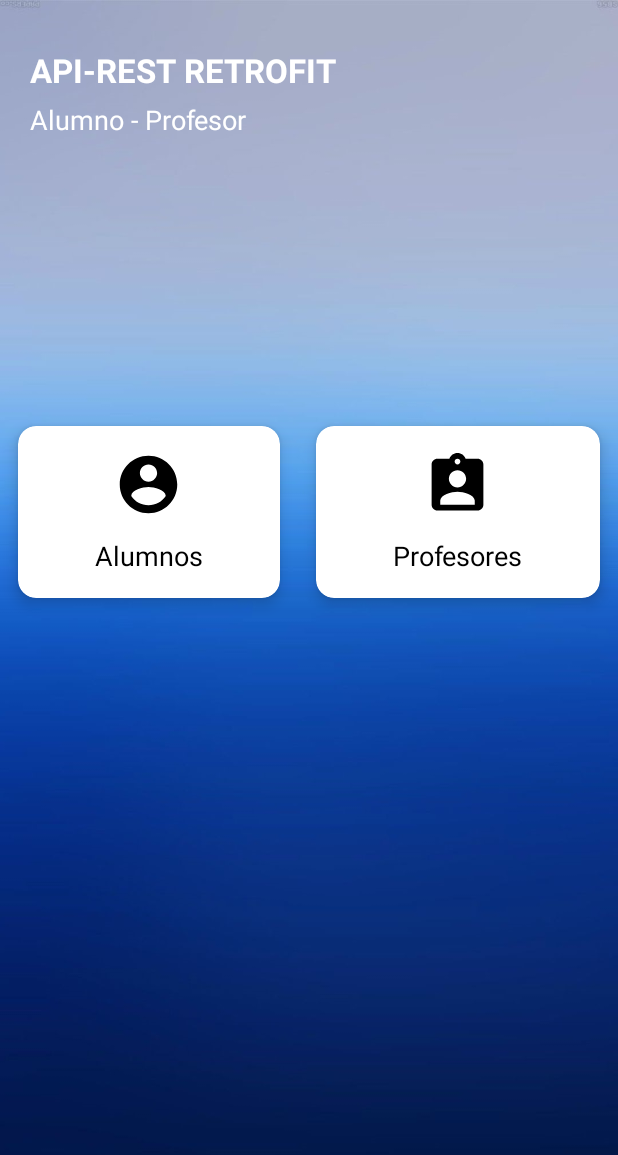
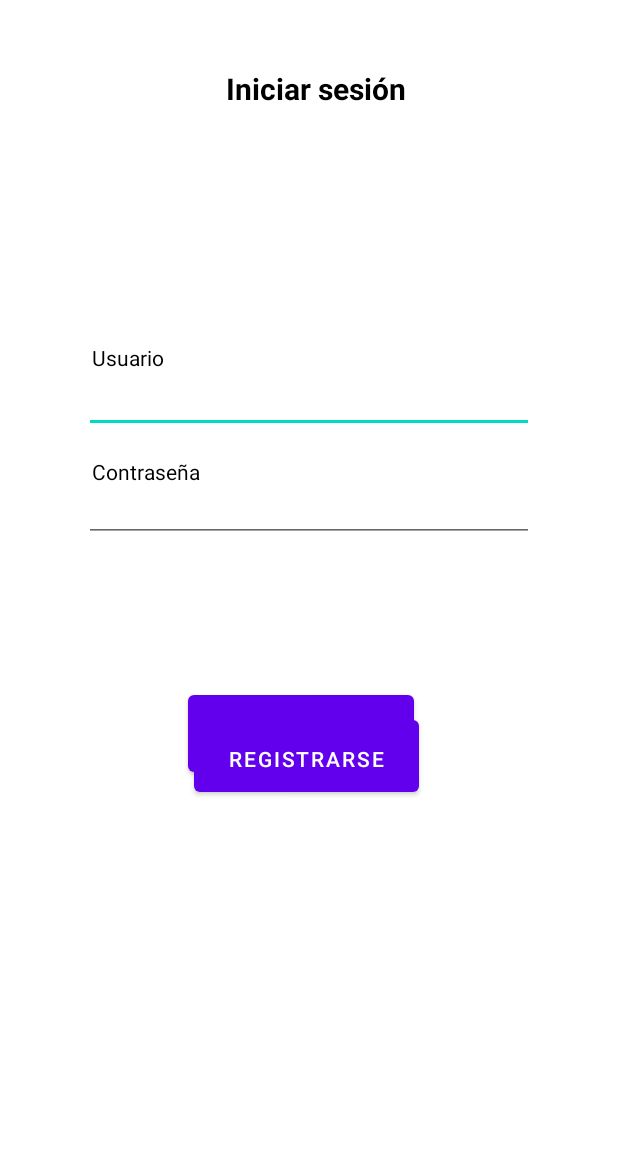
Before and after one commit to ArtuZamora/RetrofitProject, an Android app: the screen it shows after launch (MainActivity before the commit, IniciarSesionActivity after it), on a phone screen of 412 x 824 dp. Shown: the top 1155 px of the screen. Run offline under Robolectric (Android 15) with nearby library versions, the phone set to English and light mode, and no system bars; our stand-ins replace Firebase (no records; nobody signed in at launch, a user with empty details on screens opened directly).

Commit message:
Added: All

```diff
--- a/app/build.gradle
+++ b/app/build.gradle
@@ -1,6 +1,7 @@
 plugins {
     id 'com.android.application'
     id 'org.jetbrains.kotlin.android'
+    id 'com.google.gms.google-services'
 }
 
 android {
@@ -38,6 +39,8 @@ dependencies {
     implementation 'androidx.appcompat:appcompat:1.6.1'
     implementation 'com.google.android.material:material:1.8.0'
     implementation 'androidx.constraintlayout:constraintlayout:2.1.4'
+    implementation 'com.google.firebase:firebase-database-ktx:20.2.0'
+    implementation 'com.google.firebase:firebase-auth-ktx:21.3.0'
     testImplementation 'junit:junit:4.13.2'
     androidTestImplementation 'androidx.test.ext:junit:1.1.5'
     androidTestImplementation 'androidx.test.espresso:espresso-core:3.5.1'
--- /dev/null
+++ b/app/src/main/java/com/dsm/retrofitproject/activities/IniciarSesionActivity.kt
@@ -0,0 +1,86 @@
+package com.dsm.retrofitproject.activities
+
+import android.content.Intent
+import androidx.appcompat.app.AppCompatActivity
+import android.os.Bundle
+import android.text.TextUtils
+import android.view.View
+import android.widget.Button
+import android.widget.EditText
+import android.widget.ProgressBar
+import android.widget.Toast
+import com.dsm.retrofitproject.R
+import com.google.firebase.FirebaseApp
+import com.google.firebase.auth.FirebaseAuth
+
+class IniciarSesionActivity : AppCompatActivity() {
+    private var emailTV: EditText? = null
+    private var passwordTV: EditText? = null
+    private var loginBtn: Button? = null
+    private var registrarBtn: Button? = null
+    private var progressBar: ProgressBar? = null
+    private var mAuth: FirebaseAuth? = null
+
+    override fun onCreate(savedInstanceState: Bundle?) {
+        super.onCreate(savedInstanceState)
+        supportActionBar?.hide()
+        setContentView(R.layout.activity_iniciar_sesion)
+
+        // Initialize Firebase
+        FirebaseApp.initializeApp(this)
+
+        mAuth = FirebaseAuth.getInstance()
+        initializeUI()
+        loginBtn!!.setOnClickListener{
+            loginUserAccount()
+        }
+        registrarBtn!!.setOnClickListener{
+            val intent = Intent(this@IniciarSesionActivity, RegistrarseActivity::class.java)
+            startActivity(intent)
+        }
+    }
+    private fun loginUserAccount(){
+        progressBar?.setVisibility(View.VISIBLE)
+        val email:String
+        val psswd:String
+        email=emailTV?.getText().toString()
+        psswd=passwordTV?.getText().toString()
+        if(TextUtils.isEmpty(email)){
+            emailTV?.error = "Ingrese su correo electrónico"
+            emailTV?.requestFocus()
+            progressBar?.setVisibility(View.GONE)
+            return
+        }
+        if(TextUtils.isEmpty(psswd)){
+            passwordTV?.error = "Ingrese una contraseña"
+
+            passwordTV?.requestFocus()
+            progressBar?.setVisibility(View.GONE)
+            return
+        }
+        mAuth?.signInWithEmailAndPassword(email,psswd)?.addOnCompleteListener {
+                task ->
+            if(task.isSuccessful){
+                Toast.makeText(  this, "Inicio de sesión satisfactorio", Toast.LENGTH_LONG).show()
+
+                progressBar?.setVisibility(View.GONE)
+                val intent = Intent(this@IniciarSesionActivity, MainActivity::class.java)
+                startActivity(intent)
+            }
+            else{
+                Toast.makeText(  this, "Fallo el inicio de sesión, por favor intenta más tarde",
+                    Toast.LENGTH_LONG).show()
+
+                progressBar?.setVisibility(View.GONE)
+            }
+        }
+
+    }
+    private fun initializeUI() {
+        emailTV = findViewById<EditText>(R.id.etUsuario)
+        passwordTV = findViewById<EditText>(R.id.etContra)
+        registrarBtn = findViewById<Button>(R.id.RegistrarseButton)
+        loginBtn = findViewById<Button>(R.id.btnIniciarSesion)
+        progressBar = findViewById<ProgressBar>(R.id.progressBar)
+    }
+}
--- a/app/src/main/java/com/dsm/retrofitproject/activities/SplashActivity.kt
+++ b/app/src/main/java/com/dsm/retrofitproject/activities/SplashActivity.kt
@@ -12,7 +12,7 @@ class SplashActivity : AppCompatActivity() {
         supportActionBar?.hide()
         setContentView(R.layout.activity_splash)
         Handler().postDelayed({
-            val intent = Intent(this@SplashActivity, MainActivity::class.java)
+            val intent = Intent(this@SplashActivity, IniciarSesionActivity::class.java)
             startActivity(intent)
             finish()
         }, 2000)
--- a/app/src/main/java/com/dsm/retrofitproject/activities/alumno/ActualizarAlumnoActivity.kt
+++ b/app/src/main/java/com/dsm/retrofitproject/activities/alumno/ActualizarAlumnoActivity.kt
@@ -9,6 +9,7 @@ import android.widget.EditText
 import android.widget.Toast
 import androidx.appcompat.app.AppCompatActivity
 import com.dsm.retrofitproject.R
+import com.dsm.retrofitproject.activities.singletons.Global
 import com.dsm.retrofitproject.models.Alumno
 import com.dsm.retrofitproject.providers.AlumnoApi
 import com.google.gson.Gson
@@ -60,7 +61,7 @@ class ActualizarAlumnoActivity : AppCompatActivity() {
 
         // Crea una instancia de Retrofit con el cliente OkHttpClient
         val retrofit = Retrofit.Builder()
-            .baseUrl("http://192.168.58.111:8010/api-rest/")
+            .baseUrl(Global.BaseAPIUrl)
             .addConverterFactory(GsonConverterFactory.create())
             .client(client)
             .build()
@@ -108,6 +109,7 @@ class ActualizarAlumnoActivity : AppCompatActivity() {
                             // Si la solicitud es exitosa, mostrar un mensaje de éxito en un Toast
                             Toast.makeText(this@ActualizarAlumnoActivity, "Alumno actualizado correctamente", Toast.LENGTH_SHORT).show()
                             val i = Intent(getBaseContext(), EstudiantesListaActivity::class.java)
+                            i.addFlags(Intent.FLAG_ACTIVITY_CLEAR_TOP or Intent.FLAG_ACTIVITY_NEW_TASK)
                             startActivity(i)
                         } else {
                             // Si la respuesta del servidor no es exitosa, manejar el error
--- a/app/src/main/java/com/dsm/retrofitproject/activities/alumno/CrearAlumnoActivity.kt
+++ b/app/src/main/java/com/dsm/retrofitproject/activities/alumno/CrearAlumnoActivity.kt
@@ -9,6 +9,7 @@ import android.widget.EditText
 import android.widget.Toast
 import androidx.appcompat.app.AppCompatActivity
 import com.dsm.retrofitproject.R
+import com.dsm.retrofitproject.activities.singletons.Global
 import com.dsm.retrofitproject.models.Alumno
 import com.dsm.retrofitproject.providers.AlumnoApi
 import okhttp3.Credentials
@@ -67,7 +68,7 @@ class CrearAlumnoActivity : AppCompatActivity() {
 
             // Crea una instancia de Retrofit con el cliente OkHttpClient
             val retrofit = Retrofit.Builder()
-                .baseUrl("http://192.168.58.111:8010/api-rest/")
+                .baseUrl(Global.BaseAPIUrl)
                 .addConverterFactory(GsonConverterFactory.create())
                 .client(client)
                 .build()
@@ -80,6 +81,7 @@ class CrearAlumnoActivity : AppCompatActivity() {
                     if (response.isSuccessful) {
                         Toast.makeText(this@CrearAlumnoActivity, "Alumno creado exitosamente", Toast.LENGTH_SHORT).show()
                         val i = Intent(getBaseContext(), EstudiantesListaActivity::class.java)
+                        i.addFlags(Intent.FLAG_ACTIVITY_CLEAR_TOP or Intent.FLAG_ACTIVITY_NEW_TASK)
                         startActivity(i)
                     } else {
                         val error = response.errorBody()?.string()
--- a/app/src/main/java/com/dsm/retrofitproject/activities/alumno/EstudiantesListaActivity.kt
+++ b/app/src/main/java/com/dsm/retrofitproject/activities/alumno/EstudiantesListaActivity.kt
@@ -11,6 +11,7 @@ import android.widget.Toast
 import androidx.recyclerview.widget.LinearLayoutManager
 import androidx.recyclerview.widget.RecyclerView
 import com.dsm.retrofitproject.R
+import com.dsm.retrofitproject.activities.singletons.Global
 import com.dsm.retrofitproject.adapters.AlumnoAdapter
 import com.dsm.retrofitproject.models.Alumno
 import com.dsm.retrofitproject.providers.AlumnoApi
@@ -55,7 +56,7 @@ class EstudiantesListaActivity : AppCompatActivity() {
 
         // Crea una instancia de Retrofit con el cliente OkHttpClient
         val retrofit = Retrofit.Builder()
-            .baseUrl("http://192.168.58.111:8010/api-rest/")
+            .baseUrl(Global.BaseAPIUrl)
             .addConverterFactory(GsonConverterFactory.create())
             .client(client)
             .build()
--- a/app/src/main/java/com/dsm/retrofitproject/activities/profesor/ActualizarProfesorActivity.kt
+++ b/app/src/main/java/com/dsm/retrofitproject/activities/profesor/ActualizarProfesorActivity.kt
@@ -9,6 +9,7 @@ import android.widget.EditText
 import android.widget.Toast
 import androidx.appcompat.app.AppCompatActivity
 import com.dsm.retrofitproject.R
+import com.dsm.retrofitproject.activities.singletons.Global
 import com.dsm.retrofitproject.models.Profesor
 import com.dsm.retrofitproject.providers.AlumnoApi
 import com.dsm.retrofitproject.providers.ProfesorApi
@@ -63,7 +64,7 @@ class ActualizarProfesorActivity : AppCompatActivity() {
 
 
         val retrofit = Retrofit.Builder()
-            .baseUrl("http://192.168.58.111:8010/api-rest/")
+            .baseUrl(Global.BaseAPIUrl)
             .addConverterFactory(GsonConverterFactory.create())
             .client(client)
             .build()
@@ -114,6 +115,7 @@ class ActualizarProfesorActivity : AppCompatActivity() {
 
                             Toast.makeText(this@ActualizarProfesorActivity, "Profesor actualizado correctamente", Toast.LENGTH_SHORT).show()
                             val i = Intent(getBaseContext(), ProfesoresListaActivity::class.java)
+                            i.addFlags(Intent.FLAG_ACTIVITY_CLEAR_TOP or Intent.FLAG_ACTIVITY_NEW_TASK)
                             startActivity(i)
                         } else {
 
--- a/app/src/main/java/com/dsm/retrofitproject/activities/profesor/CrearProfesorActivity.kt
+++ b/app/src/main/java/com/dsm/retrofitproject/activities/profesor/CrearProfesorActivity.kt
@@ -9,6 +9,7 @@ import android.widget.EditText
 import android.widget.Toast
 import androidx.appcompat.app.AppCompatActivity
 import com.dsm.retrofitproject.R
+import com.dsm.retrofitproject.activities.singletons.Global
 import com.dsm.retrofitproject.models.Profesor
 import com.dsm.retrofitproject.providers.AlumnoApi
 import com.dsm.retrofitproject.providers.ProfesorApi
@@ -71,7 +72,7 @@ class CrearProfesorActivity : AppCompatActivity() {
 
 
             val retrofit = Retrofit.Builder()
-                .baseUrl("http://192.168.58.111:8010/api-rest/")
+                .baseUrl(Global.BaseAPIUrl)
                 .addConverterFactory(GsonConverterFactory.create())
                 .client(client)
                 .build()
@@ -84,6 +85,7 @@ class CrearProfesorActivity : AppCompatActivity() {
                     if (response.isSuccessful) {
                         Toast.makeText(this@CrearProfesorActivity, "Profesor creado exitosamente", Toast.LENGTH_SHORT).show()
                         val i = Intent(getBaseContext(), ProfesoresListaActivity::class.java)
+                        i.addFlags(Intent.FLAG_ACTIVITY_CLEAR_TOP or Intent.FLAG_ACTIVITY_NEW_TASK)
                         startActivity(i)
                     } else {
                         val error = response.errorBody()?.string()
--- a/app/src/main/java/com/dsm/retrofitproject/activities/profesor/ProfesoresListaActivity.kt
+++ b/app/src/main/java/com/dsm/retrofitproject/activities/profesor/ProfesoresListaActivity.kt
@@ -13,6 +13,7 @@ import androidx.recyclerview.widget.RecyclerView
 import com.dsm.retrofitproject.R
 import com.dsm.retrofitproject.activities.profesor.ActualizarProfesorActivity
 import com.dsm.retrofitproject.activities.profesor.CrearProfesorActivity
+import com.dsm.retrofitproject.activities.singletons.Global
 import com.dsm.retrofitproject.adapters.AlumnoAdapter
 import com.dsm.retrofitproject.adapters.ProfesorAdapter
 import com.dsm.retrofitproject.models.Profesor
@@ -58,7 +59,7 @@ class ProfesoresListaActivity : AppCompatActivity() {
 
 
         val retrofit = Retrofit.Builder()
-            .baseUrl("http://192.168.58.111:8010/api-rest/")
+            .baseUrl(Global.BaseAPIUrl)
             .addConverterFactory(GsonConverterFactory.create())
             .client(client)
             .build()
--- /dev/null
+++ b/app/src/main/java/com/dsm/retrofitproject/activities/singletons/Global.kt
@@ -0,0 +1,5 @@
+package com.dsm.retrofitproject.activities.singletons
+
+object Global {
+    var BaseAPIUrl: String = "http://172.16.106.186:8010/api-rest/"
+}
--- /dev/null
+++ b/app/src/main/res/drawable/arrow_black.xml
@@ -0,0 +1,5 @@
+<vector android:height="24dp" android:tint="#000"
+    android:viewportHeight="24" android:viewportWidth="24"
+    android:width="24dp" xmlns:android="http://schemas.android.com/apk/res/android">
+    <path android:fillColor="@android:color/white" android:pathData="M20,11H7.83l5.59,-5.59L12,4l-8,8 8,8 1.41,-1.41L7.83,13H20v-2z"/>
+</vector>
--- /dev/null
+++ b/app/src/main/res/layout/activity_iniciar_sesion.xml
@@ -0,0 +1,128 @@
+<?xml version="1.0" encoding="utf-8"?>
+<RelativeLayout xmlns:android="http://schemas.android.com/apk/res/android"
+    xmlns:tools="http://schemas.android.com/tools"
+    android:layout_width="match_parent"
+    android:layout_height="match_parent">
+
+
+    <LinearLayout
+        android:id="@+id/llnav"
+        android:layout_width="match_parent"
+        android:layout_height="wrap_content"
+        android:layout_alignParentTop="true"
+        android:layout_marginTop="40dp"
+        android:orientation="horizontal"
+        android:gravity="center"
+        android:paddingTop="5dp">
+
+
+        <TextView
+            android:id="@+id/textView"
+            android:layout_marginLeft="10dp"
+            android:layout_width="wrap_content"
+            android:layout_height="wrap_content"
+            android:fontFamily="sans-serif"
+            android:text="Iniciar sesión"
+            android:textColor="@color/material_dynamic_primary0"
+            android:textSize="20sp"
+            android:textStyle="bold" />
+    </LinearLayout>
+
+
+    <RelativeLayout
+        android:id="@+id/rluser"
+        android:layout_width="match_parent"
+        android:layout_height="wrap_content"
+        android:layout_above="@+id/rlcontra"
+        android:layout_marginBottom="0dp"
+        android:gravity="center"
+        android:padding="5dp">
+
+        <TextView
+            android:id="@+id/my_hint_text"
+            android:layout_width="wrap_content"
+            android:layout_height="wrap_content"
+            android:layout_alignStart="@id/etUsuario"
+            android:padding="5dp"
+            android:text="Usuario"
+            android:textColor="@color/material_dynamic_primary0"
+            android:textSize="14sp" />
+
+        <EditText
+            android:id="@+id/etUsuario"
+            android:inputType="textEmailAddress"
+            android:layout_width="300dp"
+            android:layout_height="wrap_content"
+            android:layout_marginTop="20sp"/>
+
+    </RelativeLayout>
+
+    <RelativeLayout
+        android:id="@+id/rlcontra"
+        android:layout_width="match_parent"
+        android:layout_height="wrap_content"
+        android:layout_alignParentBottom="true"
+        android:layout_marginBottom="457dp"
+        android:gravity="center"
+        android:padding="5dp">
+
+        <TextView
+            android:id="@+id/my_hint_text2"
+            android:layout_width="wrap_content"
+            android:layout_height="wrap_content"
+            android:layout_alignStart="@id/etContra"
+            android:layout_alignParentTop="true"
+            android:padding="5dp"
+            android:text="Contraseña"
+            android:textColor="@color/material_dynamic_primary0"
+            android:textSize="14sp" />
+
+        <EditText
+            android:id="@+id/etContra"
+            android:layout_width="300dp"
+            android:layout_height="wrap_content"
+            android:layout_marginTop="20sp"
+            android:textSize="15sp"
+            android:inputType="textPassword" />
+
+    </RelativeLayout>
+
+    <ProgressBar
+        android:id="@+id/progressBar"
+        android:layout_width="76dp"
+        android:layout_height="98dp"
+        android:layout_alignParentStart="true"
+        android:layout_alignParentEnd="true"
+        android:layout_alignParentBottom="true"
+        android:layout_marginStart="170dp"
+        android:layout_marginEnd="164dp"
+        android:layout_marginBottom="336dp"
+        android:visibility="gone"/>
+
+    <Button
+        android:id="@+id/btnIniciarSesion"
+        android:layout_width="match_parent"
+        android:layout_height="wrap_content"
+        android:layout_alignParentStart="true"
+        android:layout_alignParentEnd="true"
+        android:layout_alignParentBottom="true"
+        android:layout_marginStart="125dp"
+        android:layout_marginEnd="136dp"
+        android:layout_marginBottom="303dp"
+        android:padding="16dp"
+        android:text="Iniciar sesión" />
+
+    <Button
+        android:id="@+id/RegistrarseButton"
+        android:layout_width="150dp"
+        android:layout_height="60dp"
+        android:layout_alignParentStart="true"
+        android:layout_alignParentTop="true"
+        android:layout_marginStart="129dp"
+        android:layout_marginTop="474dp"
+        android:layout_marginEnd="41dp"
+        android:padding="16dp"
+        android:text="Registrarse" />
+
+
+</RelativeLayout>
--- a/build.gradle
+++ b/build.gradle
@@ -1,4 +1,8 @@
-// Top-level build file where you can add configuration options common to all sub-projects/modules.
+buildscript {
+    dependencies {
+        classpath 'com.google.gms:google-services:4.3.15'
+    }
+}// Top-level build file where you can add configuration options common to all sub-projects/modules.
 plugins {
     id 'com.android.application' version '7.4.2' apply false
     id 'com.android.library' version '7.4.2' apply false
```
Also changed, not shown: app/src/main/AndroidManifest.xml (+9 -0 lines), app/src/main/java/com/dsm/retrofitproject/activities/RegistrarseActivity.kt (added, +117 -0 lines), app/src/main/res/layout/activity_registrarse.xml (added, +154 -0 lines), 1 other file.
